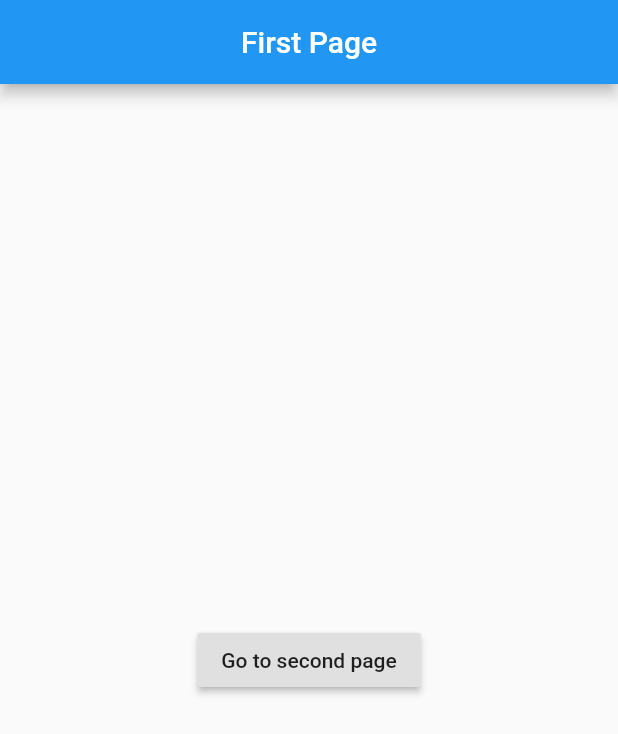
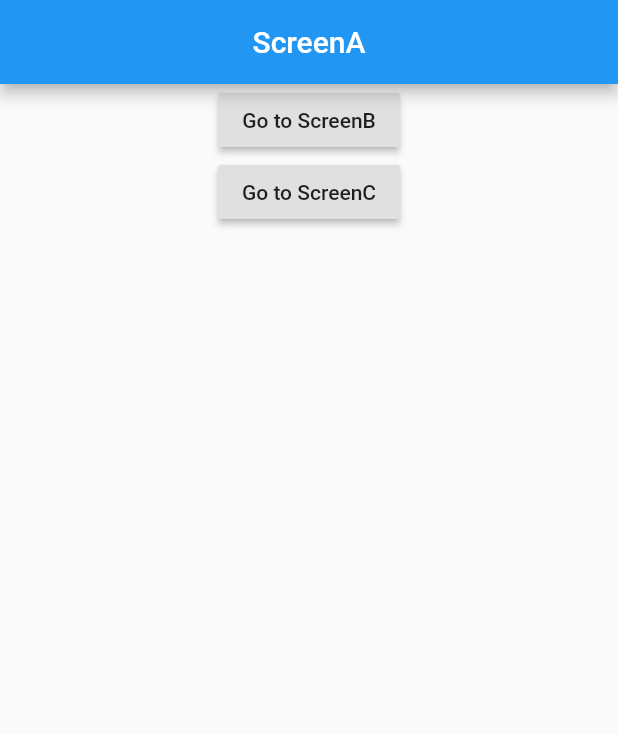
Before and after one commit to bluemiv/flutter_study, a Flutter app: the screen it shows after launch, on a phone screen of 412 x 824 dp. Shown: the top 734 px of the screen. Run offline on Flutter 3.47's test engine with Material 2 defaults, Android fonts, the phone set to English and light mode, and no system bars; our stand-ins replace fluttertoast.

Commit message:
Navigation

```diff
--- /dev/null
+++ b/navigation/lib/ScreenA.dart
@@ -0,0 +1,31 @@
+import 'package:flutter/material.dart';
+
+class ScreenA extends StatelessWidget {
+  const ScreenA({Key? key}) : super(key: key);
+
+  @override
+  Widget build(BuildContext context) {
+    return Scaffold(
+      appBar: AppBar(
+        title: Text("ScreenA"),
+        centerTitle: true,
+      ),
+      body: Center(
+        child: Column(
+          children: [
+            RaisedButton(
+                onPressed: () {
+                  Navigator.pushNamed(context, "/b");
+                },
+                child: Text("Go to ScreenB")),
+            RaisedButton(
+                onPressed: () {
+                  Navigator.pushNamed(context, "/c");
+                },
+                child: Text("Go to ScreenC"))
+          ],
+        ),
+      ),
+    );
+  }
+}
--- /dev/null
+++ b/navigation/lib/ScreenB.dart
@@ -0,0 +1,22 @@
+import 'package:flutter/material.dart';
+
+class ScreenB extends StatelessWidget {
+  const ScreenB({Key? key}) : super(key: key);
+
+  @override
+  Widget build(BuildContext context) {
+    return Scaffold(
+      appBar: AppBar(
+        title: Text("ScreenB"),
+        centerTitle: true,
+      ),
+      body: Center(
+        child: Column(
+          children: [
+            RaisedButton(onPressed: () {}, child: Text("Go to ScreenA")),
+          ],
+        ),
+      ),
+    );
+  }
+}
--- /dev/null
+++ b/navigation/lib/ScreenC.dart
@@ -0,0 +1,27 @@
+import 'package:flutter/material.dart';
+
+class ScreenC extends StatelessWidget {
+  const ScreenC({Key? key}) : super(key: key);
+
+  @override
+  Widget build(BuildContext context) {
+    return Scaffold(
+      appBar: AppBar(
+        title: Text("ScreenC"),
+        centerTitle: true,
+      ),
+      body: Center(
+        child: Column(
+          children: [
+            // ignore: deprecated_member_use
+            RaisedButton(
+                onPressed: () {
+                  Navigator.pop(context);
+                },
+                child: Text("Go to ScreenA")),
+          ],
+        ),
+      ),
+    );
+  }
+}
--- a/navigation/lib/main.dart
+++ b/navigation/lib/main.dart
@@ -1,4 +1,7 @@
 import 'package:flutter/material.dart';
+import 'package:navigation/ScreenA.dart';
+import 'package:navigation/ScreenB.dart';
+import 'package:navigation/ScreenC.dart';
 
 void main() => runApp(const MyApp());
 
@@ -7,9 +10,15 @@ class MyApp extends StatelessWidget {
 
   @override
   Widget build(BuildContext context) {
-    return const MaterialApp(
+    return MaterialApp(
+      debugShowCheckedModeBanner: false,
       title: "Navigation",
-      home: FirstPage(),
+      initialRoute: "/",
+      routes: {
+        "/": (context) => const ScreenA(),
+        "/b": (context) => const ScreenB(),
+        "/c": (context) => const ScreenC()
+      },
     );
   }
 }
```
